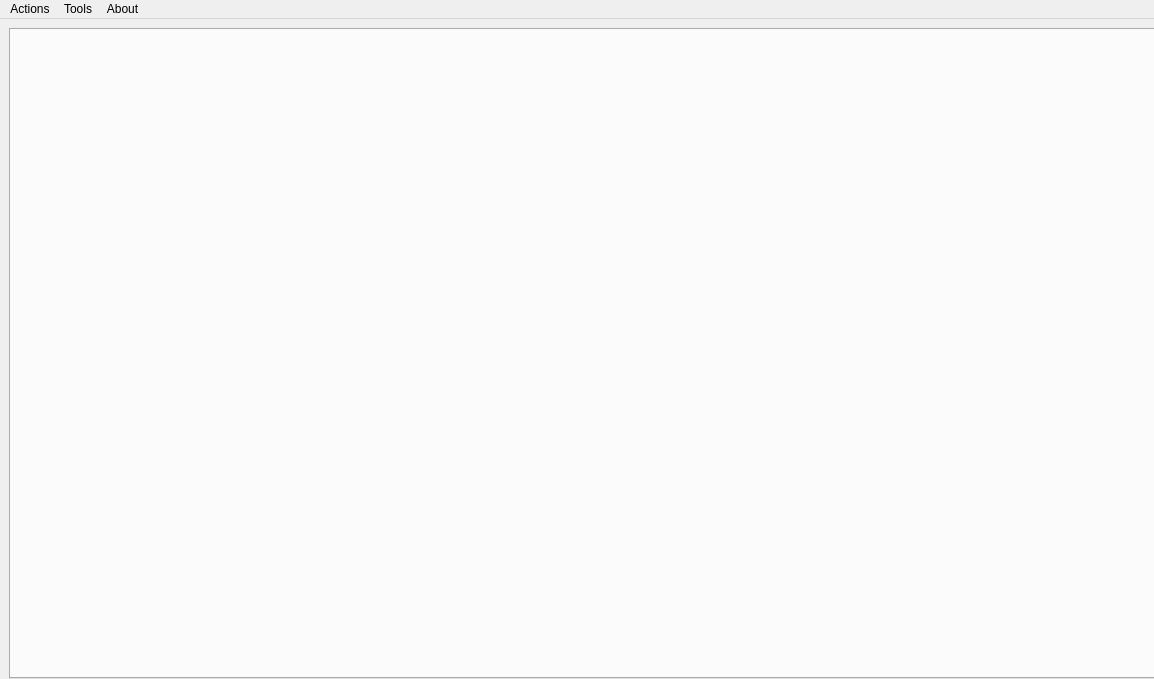
Qt form src/spool/ui/spool.ui (pyrocko/kite) before a commit.
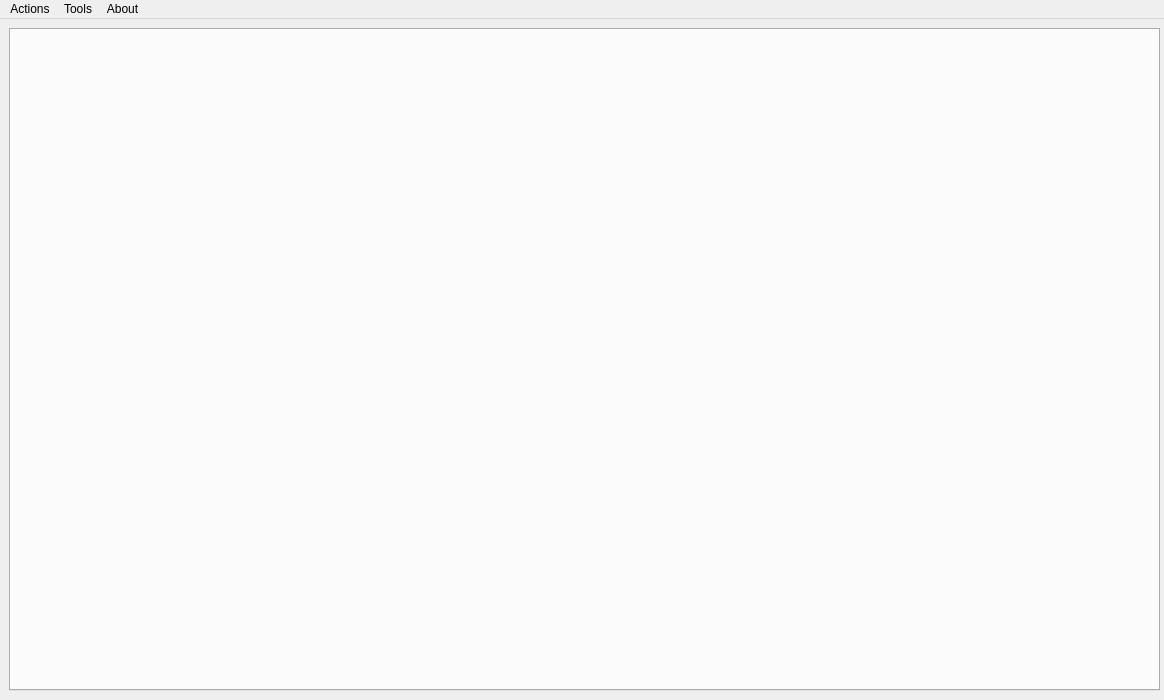
The same form after that commit.

Commit message: Slider implementation

```diff
--- a/src/spool/ui/spool.ui
+++ b/src/spool/ui/spool.ui
@@ -6,8 +6,8 @@
    <rect>
     <x>0</x>
     <y>0</y>
-    <width>1154</width>
-    <height>679</height>
+    <width>1164</width>
+    <height>700</height>
    </rect>
   </property>
   <property name="sizePolicy">
@@ -18,8 +18,8 @@
   </property>
   <property name="minimumSize">
    <size>
-    <width>700</width>
-    <height>500</height>
+    <width>1000</width>
+    <height>700</height>
    </size>
   </property>
   <property name="windowTitle">
@@ -103,7 +103,7 @@
     <rect>
      <x>0</x>
      <y>0</y>
-     <width>1154</width>
+     <width>1164</width>
      <height>21</height>
     </rect>
    </property>
```
Left out of the diff: 7 changed lines with no effect on the pictures. The commit also changes 5 other files.
